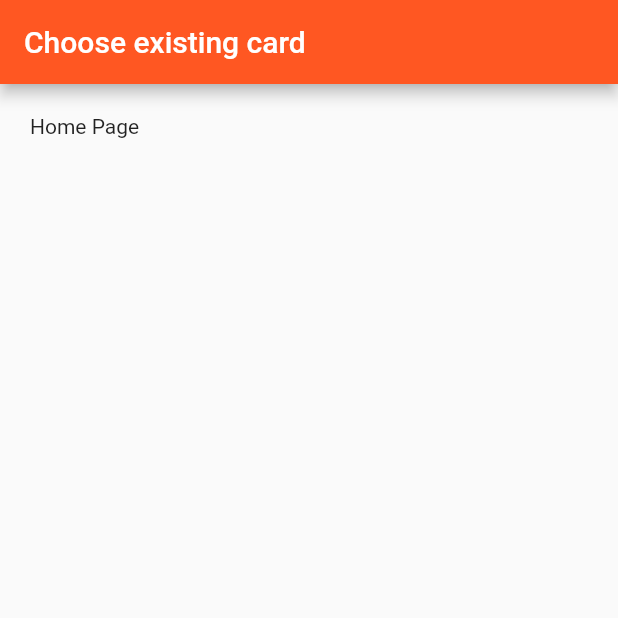
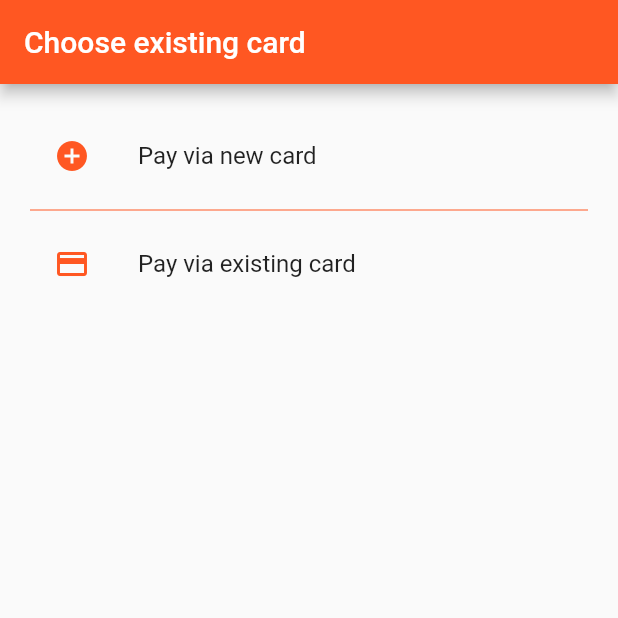
Before and after one commit to didierganthier/flutter_stripe_payments, a Flutter app: the screen it shows after launch, on a phone screen of 412 x 824 dp, the top half of it. Run offline on Flutter 3.47's test engine with Material 2 defaults, Android fonts, the phone set to English and light mode, and no system bars.

Commit message:
home.dart two payment options added

```diff
--- a/lib/pages/home.dart
+++ b/lib/pages/home.dart
@@ -6,15 +6,58 @@ class HomePage extends StatefulWidget {
 }
 
 class _HomePageState extends State<HomePage> {
+
+  onItemPress(BuildContext context, int index){
+    print('index: ${index.toString()}');
+
+    switch(index){
+      case 0:
+        //pay via new card
+        break;
+      case 1:
+        Navigator.pushNamed(context, '/existing-cards');
+        break;
+    }
+  }
+
   @override
   Widget build(BuildContext context) {
+    ThemeData theme = Theme.of(context);
     return Scaffold(
       appBar: AppBar(
         title: Text("Choose existing card"),
       ),
       body: Container(
         padding: EdgeInsets.all(20),
-        child: Text("Home Page"),
+        child: ListView.separated(
+          itemBuilder: (context, index){
+            Icon icon;
+            Text text;
+
+            switch(index){
+              case 0:
+                icon = Icon(Icons.add_circle, color: theme.primaryColor);
+                text = Text("Pay via new card");
+                break;
+              case 1:
+                icon = Icon(Icons.credit_card, color: theme.primaryColor);
+                text = Text("Pay via existing card");
+                break;
+            }
+
+            return InkWell(
+              onTap:(){onItemPress(context, index);},
+              child: ListTile(
+                title: text,
+                leading: icon,
+              ),
+            );
+          },
+          separatorBuilder: (context, index) => Divider(
+            color: theme.primaryColor,
+          ),
+          itemCount: 2,
+        ),
       ),
     );
   }
```
Also changed, not shown: 1 other file.
